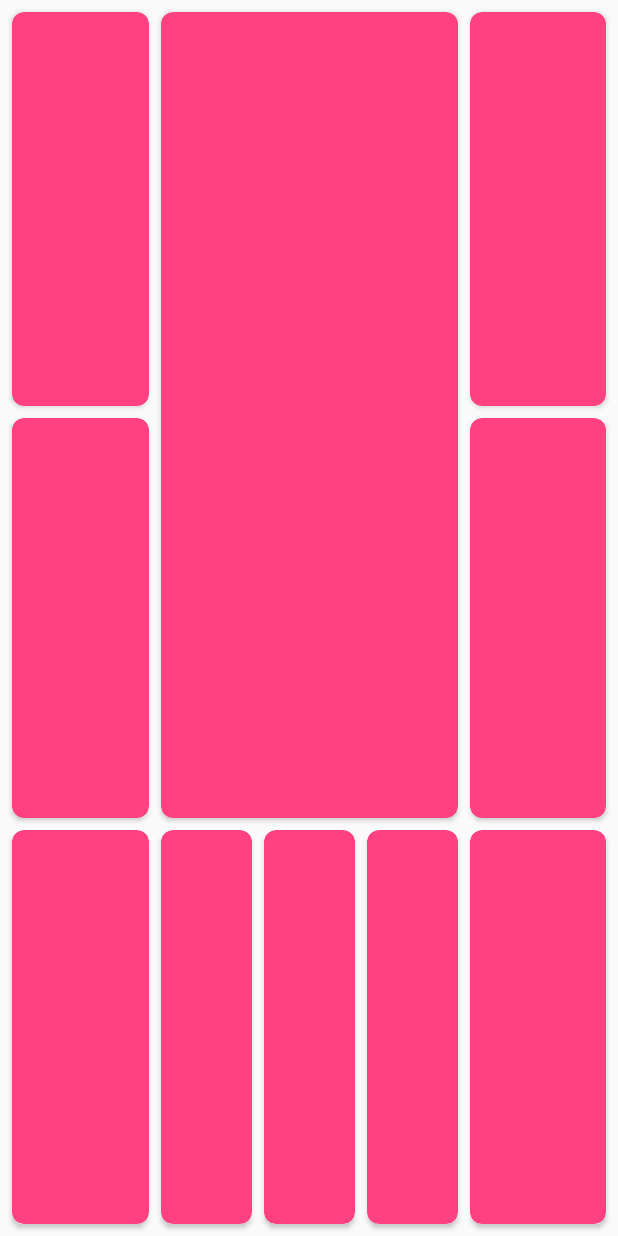
After one commit to sun8829/OdyAndroidStore, an Android app: the ConstraintActivity screen opened directly, with no data from a screen before it, on a phone screen of 412 x 824 dp. The commit adds this screen. Run offline under Robolectric (Android 15) with nearby library versions, the phone set to English and light mode, and no system bars; libraries missing offline, so code that uses them is left out: com.jaeger.library; 1 statement that could not run was skipped.

Commit message:
约束实战代码

```diff
--- a/app/src/main/AndroidManifest.xml
+++ b/app/src/main/AndroidManifest.xml
@@ -20,7 +20,8 @@
                 <category android:name="android.intent.category.LAUNCHER" />
             </intent-filter>
         </activity>
-        <activity android:name=".web.WebActivity"></activity>
+        <activity android:name=".web.WebActivity" />
+        <activity android:name=".constraint.ConstraintActivity"></activity>
     </application>
 
 </manifest>
--- /dev/null
+++ b/app/src/main/java/com/huaye/odyandroidstore/constraint/ConstraintActivity.java
@@ -0,0 +1,17 @@
+package com.huaye.odyandroidstore.constraint;
+
+import com.huaye.odyandroidstore.R;
+import com.huaye.odyandroidstore.base.BaseActivity;
+
+public class ConstraintActivity extends BaseActivity {
+
+    @Override
+    protected int bindLayout() {
+        return R.layout.activity_constraint;
+    }
+
+    @Override
+    protected void initView() {
+
+    }
+}
--- a/app/src/main/java/com/huaye/odyandroidstore/main/LibraryFragment.java
+++ b/app/src/main/java/com/huaye/odyandroidstore/main/LibraryFragment.java
@@ -19,6 +19,7 @@ import android.widget.TextView;
 import com.bumptech.glide.Glide;
 import com.huaye.odyandroidstore.R;
 import com.huaye.odyandroidstore.base.BaseFragment;
+import com.huaye.odyandroidstore.constraint.ConstraintActivity;
 import com.huaye.odyandroidstore.expandablelist.ExpandableActivity;
 import com.huaye.odyandroidstore.utils.ConvertUtils;
 import com.huaye.odyandroidstore.utils.ScreenUtils;
@@ -150,6 +151,7 @@ public class LibraryFragment extends BaseFragment {
                 .setDocUrl("https://gold.xitu.io/entry/589461bd8d6d81006c4d7fe4")
                 .setImgUrl("http://bmob-cdn-9150.b0.upaiyun.com/2017/02/19/8a52a75640d5f75080b6f96ba424428d.gif")
                 .setName("布局")
+                .setClazz(ConstraintActivity.class)
                 .setDes("ConstraintLayout解析"));
 
         items.add(new Function()
--- /dev/null
+++ b/app/src/main/res/layout/activity_constraint.xml
@@ -0,0 +1,232 @@
+<?xml version="1.0" encoding="utf-8"?>
+<android.support.constraint.ConstraintLayout xmlns:android="http://schemas.android.com/apk/res/android"
+    xmlns:app="http://schemas.android.com/apk/res-auto"
+    xmlns:tools="http://schemas.android.com/tools"
+    android:id="@+id/activity_constraint"
+    android:layout_width="match_parent"
+    android:layout_height="match_parent"
+    tools:context="com.huaye.odyandroidstore.constraint.ConstraintActivity">
+
+
+    <android.support.constraint.Guideline
+        android:id="@+id/g0"
+        android:layout_width="wrap_content"
+        android:layout_height="wrap_content"
+        android:orientation="vertical"
+        app:layout_constraintGuide_percent="0.25"
+        tools:layout_editor_absoluteX="148dp"
+        tools:layout_editor_absoluteY="0dp" />
+
+    <android.support.constraint.Guideline
+        android:id="@+id/g1"
+        android:layout_width="wrap_content"
+        android:layout_height="wrap_content"
+        android:orientation="vertical"
+        app:layout_constraintGuide_percent="0.41666666"
+        tools:layout_editor_absoluteX="247dp"
+        tools:layout_editor_absoluteY="0dp" />
+
+    <android.support.constraint.Guideline
+        android:id="@+id/g2"
+        android:layout_width="wrap_content"
+        android:layout_height="wrap_content"
+        android:orientation="vertical"
+        app:layout_constraintGuide_percent="0.5833333"
+        tools:layout_editor_absoluteX="345dp"
+        tools:layout_editor_absoluteY="0dp" />
+
+    <android.support.constraint.Guideline
+        android:id="@+id/g3"
+        android:layout_width="wrap_content"
+        android:layout_height="wrap_content"
+        android:orientation="vertical"
+        app:layout_constraintGuide_percent="0.75"
+        tools:layout_editor_absoluteX="444dp"
+        tools:layout_editor_absoluteY="0dp" />
+
+    <android.support.constraint.Guideline
+        android:id="@+id/g4"
+        android:layout_width="wrap_content"
+        android:layout_height="wrap_content"
+        android:orientation="horizontal"
+        app:layout_constraintGuide_percent="0.3333333"
+        tools:layout_editor_absoluteX="0dp"
+        tools:layout_editor_absoluteY="120dp" />
+
+    <android.support.constraint.Guideline
+        android:id="@+id/g5"
+        android:layout_width="wrap_content"
+        android:layout_height="wrap_content"
+        android:orientation="horizontal"
+        app:layout_constraintGuide_percent="0.6666667"
+        tools:layout_editor_absoluteX="0dp"
+        tools:layout_editor_absoluteY="239dp" />
+
+    <android.support.v7.widget.CardView
+        android:id="@+id/img1"
+        android:layout_width="0dp"
+        android:layout_height="0dp"
+        android:layout_marginBottom="4dp"
+        android:layout_marginEnd="4dp"
+        android:layout_marginLeft="8dp"
+        android:layout_marginRight="4dp"
+        android:layout_marginStart="8dp"
+        android:layout_marginTop="8dp"
+        app:cardBackgroundColor="@color/colorAccent"
+        app:cardCornerRadius="8dp"
+        app:layout_constraintBottom_toTopOf="@+id/g4"
+        app:layout_constraintLeft_toLeftOf="parent"
+        app:layout_constraintRight_toLeftOf="@+id/g0"
+        app:layout_constraintTop_toTopOf="parent" />
+
+    <android.support.v7.widget.CardView
+        android:id="@+id/img2"
+        android:layout_width="0dp"
+        android:layout_height="0dp"
+        android:layout_marginBottom="4dp"
+        android:layout_marginEnd="4dp"
+        android:layout_marginLeft="8dp"
+        android:layout_marginRight="4dp"
+        android:layout_marginStart="8dp"
+        android:layout_marginTop="4dp"
+        app:cardBackgroundColor="@color/colorAccent"
+        app:cardCornerRadius="8dp"
+        app:layout_constraintBottom_toTopOf="@+id/g5"
+        app:layout_constraintLeft_toLeftOf="parent"
+        app:layout_constraintRight_toLeftOf="@+id/g0"
+        app:layout_constraintTop_toTopOf="@+id/g4" />
+
+    <android.support.v7.widget.CardView
+        android:id="@+id/img3"
+        android:layout_width="0dp"
+        android:layout_height="0dp"
+        android:layout_marginBottom="8dp"
+        android:layout_marginEnd="4dp"
+        android:layout_marginLeft="8dp"
+        android:layout_marginRight="4dp"
+        android:layout_marginStart="8dp"
+        android:layout_marginTop="4dp"
+        app:cardBackgroundColor="@color/colorAccent"
+        app:cardCornerRadius="8dp"
+        app:layout_constraintBottom_toBottomOf="parent"
+        app:layout_constraintLeft_toLeftOf="parent"
+        app:layout_constraintRight_toLeftOf="@+id/g0"
+        app:layout_constraintTop_toTopOf="@+id/g5" />
+
+    <android.support.v7.widget.CardView
+        android:id="@+id/img4"
+        android:layout_width="0dp"
+        android:layout_height="0dp"
+        android:layout_marginBottom="4dp"
+        android:layout_marginEnd="4dp"
+        android:layout_marginLeft="4dp"
+        android:layout_marginRight="4dp"
+        android:layout_marginStart="4dp"
+        android:layout_marginTop="8dp"
+        app:cardBackgroundColor="@color/colorAccent"
+        app:cardCornerRadius="8dp"
+        app:layout_constraintBottom_toTopOf="@+id/g5"
+        app:layout_constraintLeft_toLeftOf="@+id/g0"
+        app:layout_constraintRight_toLeftOf="@+id/g3"
+        app:layout_constraintTop_toTopOf="parent" />
+
+    <android.support.v7.widget.CardView
+        android:id="@+id/img5"
+        android:layout_width="0dp"
+        android:layout_height="0dp"
+        android:layout_marginBottom="8dp"
+        android:layout_marginEnd="4dp"
+        android:layout_marginLeft="4dp"
+        android:layout_marginRight="4dp"
+        android:layout_marginStart="4dp"
+        android:layout_marginTop="4dp"
+        app:cardBackgroundColor="@color/colorAccent"
+        app:cardCornerRadius="8dp"
+        app:layout_constraintBottom_toBottomOf="parent"
+        app:layout_constraintLeft_toLeftOf="@+id/g0"
+        app:layout_constraintRight_toLeftOf="@+id/g1"
+        app:layout_constraintTop_toTopOf="@+id/g5" />
+
+    <android.support.v7.widget.CardView
+        android:id="@+id/img6"
+        android:layout_width="0dp"
+        android:layout_height="0dp"
+        android:layout_marginBottom="8dp"
+        android:layout_marginEnd="4dp"
+        android:layout_marginLeft="4dp"
+        android:layout_marginRight="4dp"
+        android:layout_marginStart="4dp"
+        android:layout_marginTop="4dp"
+        app:cardBackgroundColor="@color/colorAccent"
+        app:cardCornerRadius="8dp"
+        app:layout_constraintBottom_toBottomOf="parent"
+        app:layout_constraintLeft_toLeftOf="@+id/g1"
+        app:layout_constraintRight_toLeftOf="@+id/g2"
+        app:layout_constraintTop_toTopOf="@+id/g5" />
+
+    <android.support.v7.widget.CardView
+        android:id="@+id/img7"
+        android:layout_width="0dp"
+        android:layout_height="0dp"
+        android:layout_marginBottom="8dp"
+        android:layout_marginEnd="4dp"
+        android:layout_marginLeft="4dp"
+        android:layout_marginRight="4dp"
+        android:layout_marginStart="4dp"
+        android:layout_marginTop="4dp"
+        app:cardBackgroundColor="@color/colorAccent"
+        app:cardCornerRadius="8dp"
+        app:layout_constraintBottom_toBottomOf="parent"
+        app:layout_constraintLeft_toLeftOf="@+id/g2"
+        app:layout_constraintRight_toLeftOf="@+id/g3"
+        app:layout_constraintTop_toTopOf="@+id/g5" />
+
+    <android.support.v7.widget.CardView
+        android:layout_width="0dp"
+        android:layout_height="0dp"
+        android:layout_marginBottom="4dp"
+        android:layout_marginEnd="8dp"
+        android:layout_marginLeft="4dp"
+        android:layout_marginRight="8dp"
+        android:layout_marginStart="4dp"
+        android:layout_marginTop="8dp"
+        app:cardBackgroundColor="@color/colorAccent"
+        app:cardCornerRadius="8dp"
+        app:layout_constraintBottom_toTopOf="@+id/g4"
+        app:layout_constraintLeft_toLeftOf="@+id/g3"
+        app:layout_constraintRight_toRightOf="parent"
+        app:layout_constraintTop_toTopOf="parent" />
+
+    <android.support.v7.widget.CardView
+        android:layout_width="0dp"
+        android:layout_height="0dp"
+        android:layout_marginBottom="4dp"
+        android:layout_marginEnd="8dp"
+        android:layout_marginLeft="4dp"
+        android:layout_marginRight="8dp"
+        android:layout_marginStart="4dp"
+        android:layout_marginTop="4dp"
+        app:cardBackgroundColor="@color/colorAccent"
+        app:cardCornerRadius="8dp"
+        app:layout_constraintBottom_toTopOf="@+id/g5"
+        app:layout_constraintLeft_toLeftOf="@+id/g3"
+        app:layout_constraintRight_toRightOf="parent"
+        app:layout_constraintTop_toTopOf="@+id/g4" />
+
+    <android.support.v7.widget.CardView
+        android:layout_width="0dp"
+        android:layout_height="0dp"
+        android:layout_marginBottom="8dp"
+        android:layout_marginEnd="8dp"
+        android:layout_marginRight="8dp"
+        android:layout_marginTop="4dp"
+        app:cardBackgroundColor="@color/colorAccent"
+        app:cardCornerRadius="8dp"
+        app:layout_constraintBottom_toBottomOf="parent"
+        app:layout_constraintLeft_toLeftOf="@+id/g3"
+        app:layout_constraintRight_toRightOf="parent"
+        app:layout_constraintTop_toTopOf="@+id/g5"
+        android:layout_marginStart="4dp"
+        android:layout_marginLeft="4dp" />
+
+</android.support.constraint.ConstraintLayout>
--- a/app/src/main/res/values/colors.xml
+++ b/app/src/main/res/values/colors.xml
@@ -2,7 +2,7 @@
 <resources>
     <color name="colorPrimary">#3F51B5</color>
     <color name="colorPrimaryDark">#303F9F</color>
-    <color name="colorAccent">#FF4081</color>
+    <color name="colorAccent">#ff4081</color>
     <color name="transparent">#FFFFFFFF</color>
 
     <color name="white">#FFFFFF</color>
```
Also changed, not shown: app/build.gradle (+7 -6 lines), app/src/main/res/layout/activity_con.xml (added, +100 -0 lines).
